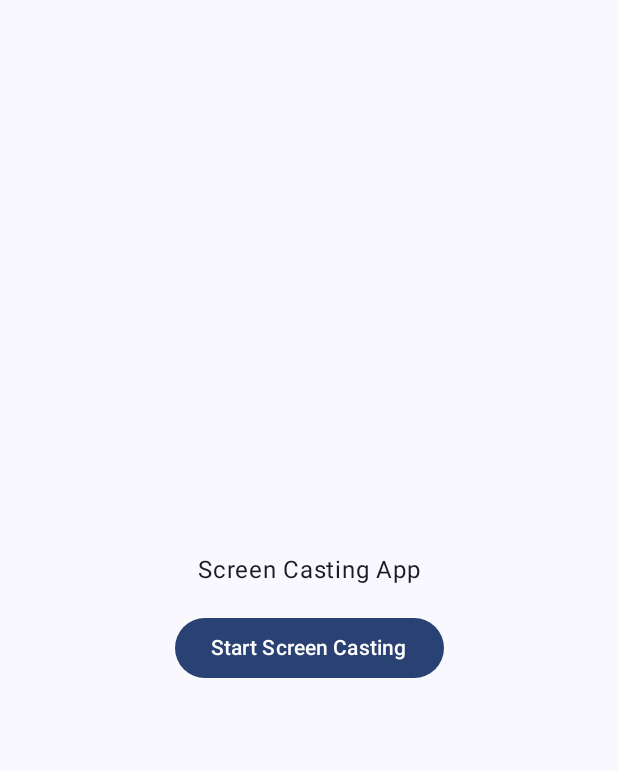
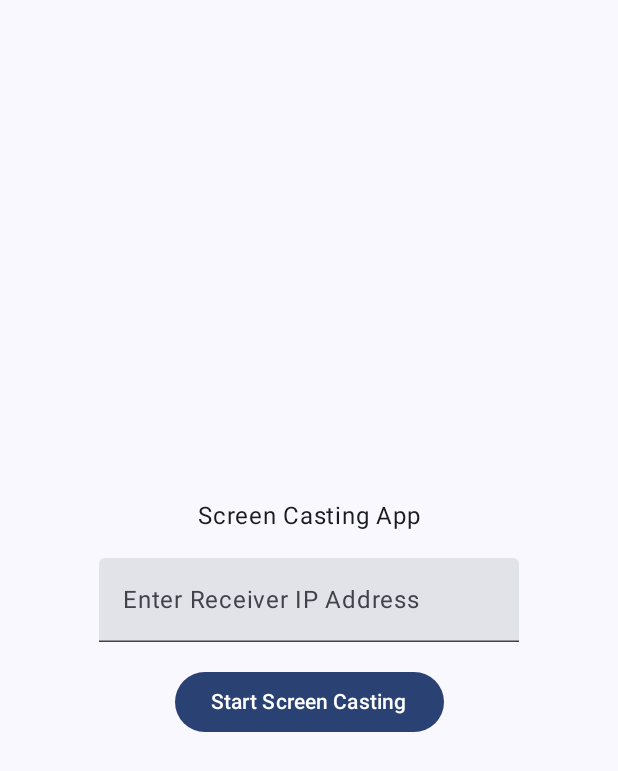
Before and after one commit to danieledellacioppa/DroidCast-Projector, an Android app built with Jetpack Compose: the screen it shows after launch (MainActivity), after a tap on "Start Screen Casting", on a phone screen of 412 x 824 dp. Shown: the top 771 px of the screen. Run offline under Robolectric (Android 15) with nearby library versions, the phone set to English and light mode, and no system bars.

Commit message:
IP label

```diff
--- a/app/src/main/java/com/forteur/droidcast_projector/MainActivity.kt
+++ b/app/src/main/java/com/forteur/droidcast_projector/MainActivity.kt
@@ -15,7 +15,7 @@ import androidx.compose.foundation.layout.fillMaxSize
 import androidx.compose.foundation.layout.height
 import androidx.compose.foundation.layout.padding
 import androidx.compose.material3.*
-import androidx.compose.runtime.Composable
+import androidx.compose.runtime.*
 import androidx.compose.ui.Alignment
 import androidx.compose.ui.Modifier
 import androidx.compose.ui.tooling.preview.Preview
@@ -28,6 +28,7 @@ class MainActivity : ComponentActivity() {
             val intent = Intent(this, ScreenCaptureActivity::class.java).apply {
                 putExtra("data", result.data)
                 putExtra("resultCode", result.resultCode)
+                putExtra("ipAddress", ipAddress) // Pass the IP address
             }
             startActivity(intent)
         } else {
@@ -35,13 +36,16 @@ class MainActivity : ComponentActivity() {
         }
     }
 
+    private var ipAddress: String = ""
+
     override fun onCreate(savedInstanceState: Bundle?) {
         super.onCreate(savedInstanceState)
         setContent {
             DroidCastProjectorTheme {
                 Scaffold(modifier = Modifier.fillMaxSize()) { innerPadding ->
                     MainScreen(
-                        startScreenCasting = {
+                        startScreenCasting = { ip ->
+                            ipAddress = ip
                             val mediaProjectionManager = getSystemService(Context.MEDIA_PROJECTION_SERVICE) as MediaProjectionManager
                             startScreenCaptureLauncher.launch(mediaProjectionManager.createScreenCaptureIntent())
                         },
@@ -54,7 +58,9 @@ class MainActivity : ComponentActivity() {
 }
 
 @Composable
-fun MainScreen(startScreenCasting: () -> Unit, modifier: Modifier = Modifier) {
+fun MainScreen(startScreenCasting: (String) -> Unit, modifier: Modifier = Modifier) {
+    var ipAddress by remember { mutableStateOf("") }
+
     Column(
         modifier = modifier.fillMaxSize(),
         horizontalAlignment = Alignment.CenterHorizontally,
@@ -62,7 +68,14 @@ fun MainScreen(startScreenCasting: () -> Unit, modifier: Modifier = Modifier) {
     ) {
         Text(text = "Screen Casting App")
         Spacer(modifier = Modifier.height(16.dp))
-        Button(onClick = startScreenCasting) {
+        TextField(
+            value = ipAddress,
+            onValueChange = { ipAddress = it },
+            label = { Text(text = "Enter Receiver IP Address") },
+            singleLine = true
+        )
+        Spacer(modifier = Modifier.height(16.dp))
+        Button(onClick = { startScreenCasting(ipAddress) }) {
             Text(text = "Start Screen Casting")
         }
     }
--- a/app/src/main/java/com/forteur/droidcast_projector/ScreenCaptureActivity.kt
+++ b/app/src/main/java/com/forteur/droidcast_projector/ScreenCaptureActivity.kt
@@ -1,4 +1,5 @@
 package com.forteur.droidcast_projector
+
 import android.app.Activity
 import android.content.Context
 import android.content.Intent
@@ -16,10 +17,12 @@ class ScreenCaptureActivity : AppCompatActivity() {
 
         val resultCode = intent.getIntExtra("resultCode", Activity.RESULT_OK)
         val data: Intent? = intent.getParcelableExtra("data")
+        val ipAddress = intent.getStringExtra("ipAddress") // Extract the IP address
         if (resultCode == Activity.RESULT_OK && data != null) {
             val serviceIntent = Intent(this, ScreenCaptureService::class.java).apply {
                 putExtra("resultCode", resultCode)
                 putExtra("data", data)
+                putExtra("ipAddress", ipAddress) // Pass the IP address to the service
             }
             startForegroundService(serviceIntent)
             finish()
```
Also changed, not shown: app/src/main/java/com/forteur/droidcast_projector/ScreenCaptureService.kt (+6 -7 lines).
